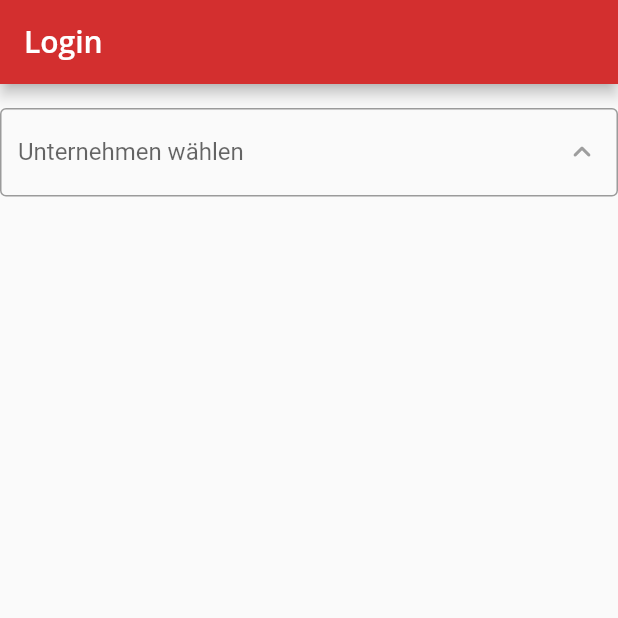
After one commit to uthoffp/-DCM-Schichtplan-Flutter, a Flutter app: the LoginPage screen opened directly, on a phone screen of 412 x 824 dp, the top half of it. The commit adds this screen. Run offline on Flutter 3.47's test engine with Material 2 defaults, Android fonts, the phone set to English and light mode, and no system bars; our stand-ins replace google_fonts.

Commit message:
Created own dropdown widget

```diff
--- a/lib/main.dart
+++ b/lib/main.dart
@@ -17,7 +17,7 @@ class DcmApp extends StatelessWidget {
     return MaterialApp(
       title: Strings.appName,
       theme: getTheme(),
-      home: const MainPage(),
+      home: MainPage(),
     );
   }
 
--- /dev/null
+++ b/lib/view/pages/login_page.dart
@@ -0,0 +1,35 @@
+import 'package:dcm_flutter/resources/strings.dart';
+import 'package:dcm_flutter/view/widgets/drop_down.dart';
+import 'package:flutter/cupertino.dart';
+import 'package:flutter/material.dart';
+
+class LoginPage extends StatefulWidget {
+  const LoginPage({Key? key}) : super(key: key);
+
+  @override
+  State<LoginPage> createState() => _LoginPageState();
+}
+
+class _LoginPageState extends State<LoginPage> {
+  final _companySelectController = TextEditingController();
+
+  @override
+  Widget build(BuildContext context) {
+    return Scaffold(
+      appBar: AppBar(
+        title: const Text("Login"),
+      ),
+      body: Column(children: [
+        Text(_companySelectController.text),
+        DropDownInputField(
+          controller: _companySelectController,
+          hint: Strings.hintCompany,
+          onChanged: () => setState(() {
+            _companySelectController.text;
+          }),
+          options: ["Company 1", "Company 2"],
+        )
+      ]),
+    );
+  }
+}
--- a/lib/view/widgets/drop_down.dart
+++ b/lib/view/widgets/drop_down.dart
@@ -1,49 +1,71 @@
 import 'package:flutter/cupertino.dart';
 import 'package:flutter/material.dart';
 
-class AppDropdownInput<T> extends StatelessWidget {
-  final String hintText;
+class DropDownInputField<T> extends StatefulWidget {
+  final String hint;
   final List<T> options;
-  final T value;
-  final String Function(T) getLabel;
-  final void Function(T?)? onChanged;
+  final void Function()? onChanged;
+  final TextEditingController controller;
 
-  const AppDropdownInput({
-    this.hintText = 'Please select an Option',
-    this.options = const [],
-    required this.getLabel,
-    required this.value,
+  DropDownInputField({
+    required this.hint,
+    required this.options,
+    required this.controller,
     required this.onChanged,
   });
 
   @override
+  State<DropDownInputField<T>> createState() => _DropDownInputFieldState<T>();
+}
+
+class _DropDownInputFieldState<T> extends State<DropDownInputField<T>> {
+  bool _menuExpanded = false;
+
+  void _openOptions() {
+    setState(() {
+      _menuExpanded = true;
+    });
+    showDialog(
+        context: context,
+        builder: (_) => SimpleDialog(children: [
+              for (var i = 0; i < widget.options.length; i++)
+                SimpleDialogOption(
+                  onPressed: () =>
+                      _onOptionSelected(widget.options[i].toString()),
+                  child: Text(
+                    widget.options[i].toString(),
+                    style: Theme.of(context).textTheme.headline2,
+                  ),
+                ),
+            ])).then((_) => setState(() {
+          _menuExpanded = false;
+        }));
+  }
+
+  void _onOptionSelected(String text) {
+    widget.controller.text = text;
+    widget.onChanged!();
+    Navigator.pop(context, true);
+  }
+
+  @override
   Widget build(BuildContext context) {
-    return FormField<T>(
-      builder: (FormFieldState<T> state) {
-        return InputDecorator(
-          decoration: InputDecoration(
-            contentPadding: const EdgeInsets.symmetric(
-                horizontal: 20.0, vertical: 15.0),
-            labelText: hintText,
-            border:
-            OutlineInputBorder(borderRadius: BorderRadius.circular(5.0)),
-          ),
-          isEmpty: value == null || value == '',
-          child: DropdownButtonHideUnderline(
-            child: DropdownButton<T>(
-              value: value,
-              isDense: true,
-              onChanged: onChanged,
-              items: options.map((T value) {
-                return DropdownMenuItem<T>(
-                  value: value,
-                  child: Text(getLabel(value)),
-                );
-              }).toList(),
-            ),
-          ),
-        );
-      },
+    return TextFormField(
+      controller: widget.controller,
+      keyboardType: TextInputType.text,
+      readOnly: true,
+      onTap: _openOptions,
+      decoration: InputDecoration(
+          border: const OutlineInputBorder(),
+          labelText: widget.hint,
+          floatingLabelBehavior: FloatingLabelBehavior.auto,
+          hintText: widget.hint,
+          suffixIcon: Icon(
+            _menuExpanded
+                ? Icons.keyboard_arrow_down_rounded
+                : Icons.keyboard_arrow_up_rounded,
+            color: Colors.grey,
+          )),
     );
   }
 }
```
Also changed, not shown: lib/view/pages/main_page.dart (+11 -8 lines).
